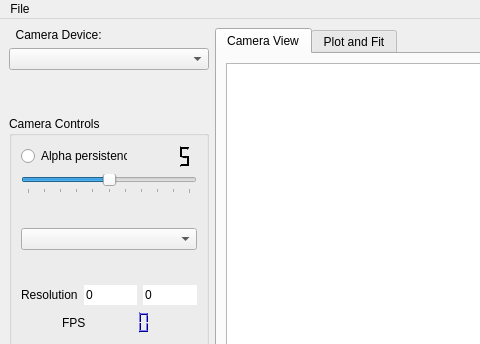
Qt form BeamProfilerLib/BeamProfilerUI.ui (steinnymir/BeamProfiler) before a commit; both pictures show x 0 to 480 and y 0 to 344 of the 881 by 598 pixel window.
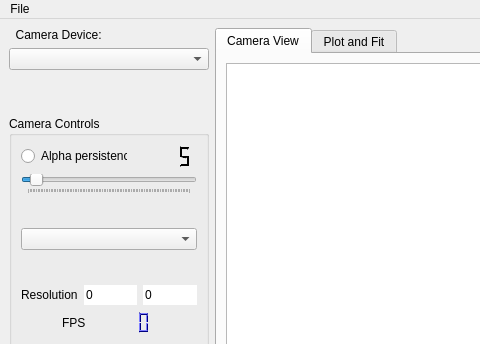
The same form after that commit. Custom widgets are drawn as their Qt base class.

Patch:
```diff
--- a/BeamProfilerLib/BeamProfilerUI.ui
+++ b/BeamProfilerLib/BeamProfilerUI.ui
@@ -532,7 +532,7 @@
            <item>
             <widget class="QSlider" name="alpha_persistence_slide">
              <property name="maximum">
-              <number>10</number>
+              <number>100</number>
              </property>
              <property name="pageStep">
               <number>5</number>
```
Left out of the diff: 2 changed lines with no effect on the pictures.
